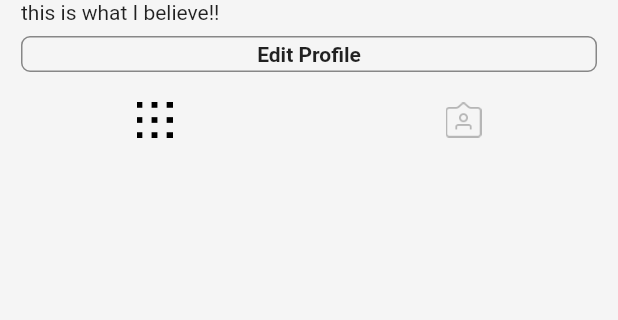
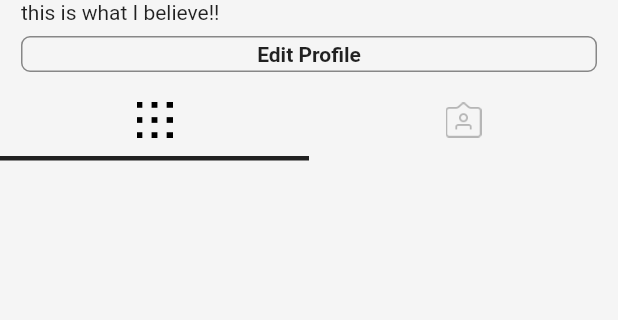
Before and after one commit to thecodingpapa/Flutter-instagram-clone-master-course, a Flutter app: the ProfileScreen screen opened directly, on a phone screen of 412 x 824 dp, the part 96-416 px from its top. Run offline on Flutter 3.47's test engine with Material 2 defaults, Android fonts, the phone set to English and light mode, and no system bars; our stand-ins replace cached_network_image; network calls fail.

Commit message:
26 animation with animated container

```diff
--- /dev/null
+++ b/lib/constants/screen_size.dart
@@ -0,0 +1,3 @@
+import 'dart:ui';
+
+Size size;
--- a/lib/home_page.dart
+++ b/lib/home_page.dart
@@ -1,4 +1,5 @@
 import 'package:flutter/material.dart';
+import 'package:instagramtworecord/constants/screen_size.dart';
 import 'package:instagramtworecord/screens/feed_screen.dart';
 import 'package:instagramtworecord/screens/profile_screen.dart';
 
@@ -38,6 +39,7 @@ class _HomePageState extends State<HomePage> {
 
   @override
   Widget build(BuildContext context) {
+    if (size == null) size = MediaQuery.of(context).size;
     return Scaffold(
       body: IndexedStack(
         index: _selectedIndex,
--- a/lib/widgets/post.dart
+++ b/lib/widgets/post.dart
@@ -1,13 +1,13 @@
 import 'package:cached_network_image/cached_network_image.dart';
 import 'package:flutter/material.dart';
 import 'package:instagramtworecord/constants/common_size.dart';
+import 'package:instagramtworecord/constants/screen_size.dart';
 import 'package:instagramtworecord/widgets/comment.dart';
 import 'package:instagramtworecord/widgets/my_progress_indicator.dart';
 import 'package:instagramtworecord/widgets/rounded_avatar.dart';
 
 class Post extends StatelessWidget {
   final int index;
-  Size size;
 
   Post(
     this.index, {
@@ -16,8 +16,6 @@ class Post extends StatelessWidget {
 
   @override
   Widget build(BuildContext context) {
-    if (size == null) size = MediaQuery.of(context).size;
-
     return Column(
       crossAxisAlignment: CrossAxisAlignment.start,
       children: <Widget>[
--- a/lib/widgets/profile_body.dart
+++ b/lib/widgets/profile_body.dart
@@ -1,5 +1,6 @@
 import 'package:flutter/material.dart';
 import 'package:instagramtworecord/constants/common_size.dart';
+import 'package:instagramtworecord/constants/screen_size.dart';
 
 class ProfileBody extends StatefulWidget {
   @override
@@ -19,7 +20,30 @@ class _ProfileBodyState extends State<ProfileBody> {
               _username(),
               _userBio(),
               _editProfileBtn(),
-              Row(
+              _tabButtons(),
+              _selectedIndicator()
+            ]),
+          ),
+        ],
+      ),
+    );
+  }
+
+  Widget _selectedIndicator() {
+    return AnimatedContainer(
+      duration: Duration(milliseconds: 300),
+      alignment: selectedLeft ? Alignment.centerLeft : Alignment.centerRight,
+      child: Container(
+        height: 3,
+        width: size.width / 2,
+        color: Colors.black87,
+      ),
+      curve: Curves.fastOutSlowIn,
+    );
+  }
+
+  Row _tabButtons() {
+    return Row(
       children: <Widget>[
         Expanded(
           child: IconButton(
@@ -48,13 +72,9 @@ class _ProfileBodyState extends State<ProfileBody> {
           ),
         ),
       ],
-              )
-            ]),
-          ),
-        ],
-      ),
     );
   }
+
   Padding _editProfileBtn() {
     return Padding(
       padding: const EdgeInsets.symmetric(
@@ -75,6 +95,7 @@ class _ProfileBodyState extends State<ProfileBody> {
       ),
     );
   }
+
   Widget _username() {
     return Padding(
       padding: const EdgeInsets.symmetric(horizontal: common_gap),
@@ -84,6 +105,7 @@ class _ProfileBodyState extends State<ProfileBody> {
       ),
     );
   }
+
   Widget _userBio() {
     return Padding(
       padding: const EdgeInsets.symmetric(horizontal: common_gap),
```
Lines whose indentation alone changed are shown as unchanged.
